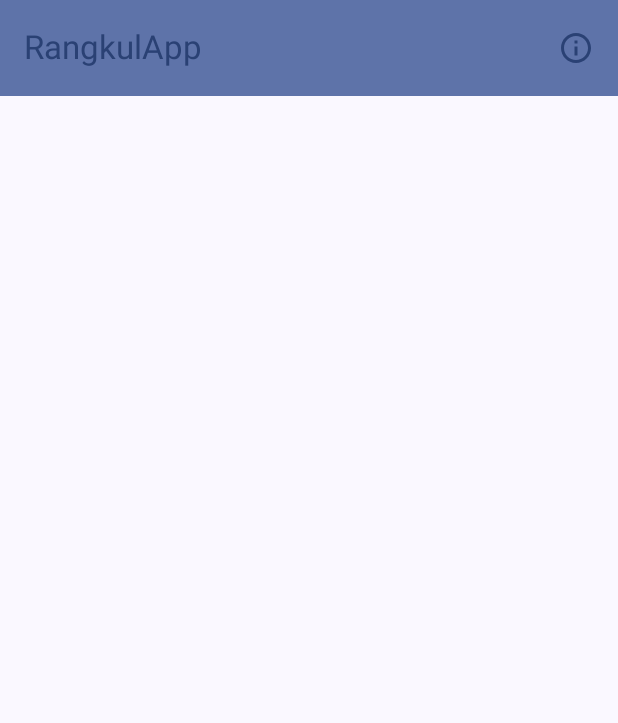
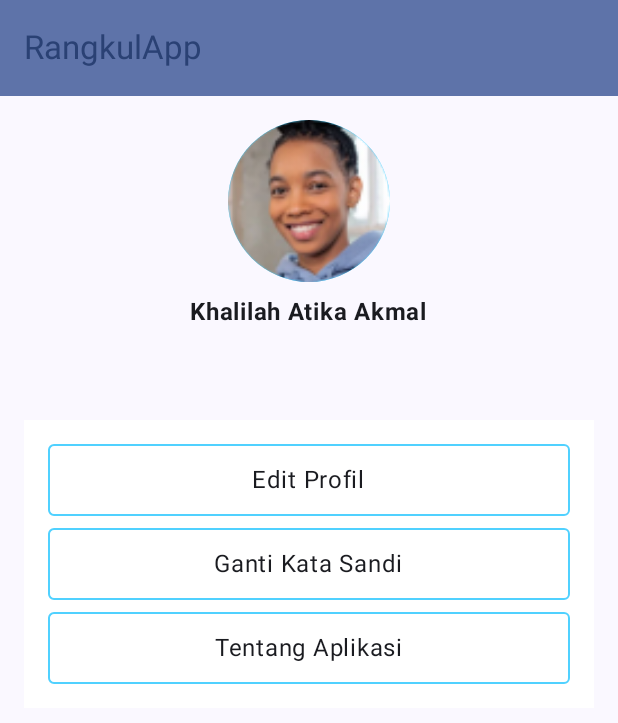
Before and after one commit to Debbylelycaa/Rangkul-app, an Android app built with Jetpack Compose: the screen it shows after launch (MainActivity), on a phone screen of 412 x 824 dp. Shown: the top 723 px of the screen. Run offline under Robolectric (Android 15) with nearby library versions, the phone set to English and light mode, and no system bars.

Commit message:
main screen

```diff
--- a/app/src/main/java/org/starlee/rangkulapp/navigation/NavGraph.kt
+++ b/app/src/main/java/org/starlee/rangkulapp/navigation/NavGraph.kt
@@ -6,7 +6,9 @@ import androidx.navigation.compose.NavHost
 import androidx.navigation.compose.composable
 import androidx.navigation.compose.rememberNavController
 import org.starlee.rangkulapp.ui.screen.AboutScreen
+import org.starlee.rangkulapp.ui.screen.EditProfilScreen
 import org.starlee.rangkulapp.ui.screen.EmailScreen
+import org.starlee.rangkulapp.ui.screen.GantiKataSandiScreen
 import org.starlee.rangkulapp.ui.screen.ProfilScreen
 
 @Composable
@@ -24,5 +26,11 @@ fun SetupNavGraph(navController: NavHostController = rememberNavController()) {
         composable(route = Screen.Email.route) {
             EmailScreen(navController)
         }
+        composable(route = Screen.EditProfil.route) {
+            EditProfilScreen(navController)
+        }
+        composable(route = Screen.GantiKataSandi.route) {
+            GantiKataSandiScreen(navController)
+        }
     }
 }
--- a/app/src/main/java/org/starlee/rangkulapp/navigation/Screen.kt
+++ b/app/src/main/java/org/starlee/rangkulapp/navigation/Screen.kt
@@ -4,4 +4,6 @@ sealed class Screen(val route: String) {
     data object Home: Screen("mainScreen")
     data object About: Screen("aboutScreen")
     data object Email: Screen("emailScreen")
+    data object EditProfil: Screen("editProfilScreen")
+    data object GantiKataSandi: Screen("gantiKataSandiScreen")
 }
--- a/app/src/main/java/org/starlee/rangkulapp/ui/screen/ProfilScreen.kt
+++ b/app/src/main/java/org/starlee/rangkulapp/ui/screen/ProfilScreen.kt
@@ -1,6 +1,24 @@
 package org.starlee.rangkulapp.ui.screen
 
+import android.content.res.Configuration
+import androidx.compose.animation.animateColorAsState
+import androidx.compose.foundation.BorderStroke
+import androidx.compose.foundation.Image
+import androidx.compose.foundation.background
+import androidx.compose.foundation.border
+import androidx.compose.foundation.clickable
+import androidx.compose.foundation.interaction.MutableInteractionSource
+import androidx.compose.foundation.layout.Arrangement
+import androidx.compose.foundation.layout.Box
+import androidx.compose.foundation.layout.Column
+import androidx.compose.foundation.layout.Spacer
+import androidx.compose.foundation.layout.fillMaxSize
+import androidx.compose.foundation.layout.fillMaxWidth
+import androidx.compose.foundation.layout.height
 import androidx.compose.foundation.layout.padding
+import androidx.compose.foundation.layout.size
+import androidx.compose.foundation.shape.CircleShape
+import androidx.compose.foundation.shape.RoundedCornerShape
 import androidx.compose.material.icons.Icons
 import androidx.compose.material.icons.outlined.Info
 import androidx.compose.material3.ExperimentalMaterial3Api
@@ -12,11 +30,26 @@ import androidx.compose.material3.Text
 import androidx.compose.material3.TopAppBar
 import androidx.compose.material3.TopAppBarDefaults
 import androidx.compose.runtime.Composable
+import androidx.compose.runtime.getValue
+import androidx.compose.runtime.mutableStateOf
+import androidx.compose.runtime.remember
+import androidx.compose.runtime.setValue
+import androidx.compose.ui.Alignment
 import androidx.compose.ui.Modifier
+import androidx.compose.ui.draw.clip
+import androidx.compose.ui.graphics.Color
+import androidx.compose.ui.res.colorResource
+import androidx.compose.ui.res.painterResource
 import androidx.compose.ui.res.stringResource
+import androidx.compose.ui.text.font.FontWeight
+import androidx.compose.ui.tooling.preview.Preview
+import androidx.compose.ui.unit.dp
+import androidx.compose.ui.unit.sp
 import androidx.navigation.NavHostController
+import androidx.navigation.compose.rememberNavController
 import org.starlee.rangkulapp.R
 import org.starlee.rangkulapp.navigation.Screen
+import org.starlee.rangkulapp.ui.theme.RangkulAppTheme
 
 @OptIn(ExperimentalMaterial3Api::class)
 @Composable
@@ -37,73 +70,117 @@ fun ProfilScreen(navController: NavHostController) {
                             navController.navigate(Screen.About.route)
                         }
                     ) {
-                        Icon(
-                            imageVector = Icons.Outlined.Info,
-                            contentDescription = stringResource(R.string.tentang_aplikasi),
-                            tint = MaterialTheme.colorScheme.primary
-                        )
+//                        Icon(
+//                            imageVector = Icons.Outlined.Info,
+//                            contentDescription = stringResource(R.string.tentang_aplikasi),
+//                            tint = MaterialTheme.colorScheme.primary
+//                        )
                     }
                 }
             )
         }
     ) {padding ->
-        ScreenContent(Modifier.padding(padding))
+        ScreenContent(Modifier.padding(padding), navController)
     }
 }
 
 @Composable
-fun ScreenContent(modifier: Modifier) {
+fun ScreenContent(modifier: Modifier = Modifier, navController: NavHostController) {
+    val customColor = colorResource(id = R.color.custom_blue)
 
+    Column(
+        modifier = modifier
+            .fillMaxSize()
+            .padding(16.dp),
+        horizontalAlignment = Alignment.CenterHorizontally,
+        verticalArrangement = Arrangement.Top
+    ) {
+        // Container informasi pengguna
+        Image(
+            painter = painterResource(id = R.drawable.profilpic), // Ganti dengan resource gambar Anda
+            contentDescription = "Profile Picture",
+            modifier = Modifier
+                .size(108.dp)
+                .clip(CircleShape)
+                .background(customColor)
+        )
+        Spacer(modifier = Modifier.height(8.dp))
+        Text(
+            text = "Khalilah Atika Akmal",
+            fontSize = 16.sp,
+            fontWeight = FontWeight.Bold
+        )
+        Spacer(modifier = Modifier.height(60.dp))
+
+        // Container untuk tombol-tombol
+        Box(
+            modifier = Modifier
+                .background(Color.White)
+                .padding(16.dp)
+                .fillMaxWidth()
+        ) {
+            Column(
+                horizontalAlignment = Alignment.CenterHorizontally
+            ) {
+                // Tombol edit profil
+                HoverButton(onClick = { navController.navigate(Screen.EditProfil.route) },
+                    modifier = Modifier.fillMaxWidth()) {
+                    Text(text = "Edit Profil")
+                }
+                Spacer(modifier = Modifier.height(8.dp))
+                // Tombol ubah kata sandi
+                HoverButton(
+                    onClick = { navController.navigate(Screen.GantiKataSandi.route) },
+                    modifier = Modifier.fillMaxWidth()
+                ) {
+                    Text(text = "Ganti Kata Sandi")
+                }
+                Spacer(modifier = Modifier.height(8.dp))
+                // Tombol tentang aplikasi
+                HoverButton(
+                    onClick = { navController.navigate(Screen.About.route) },
+                    modifier = Modifier.fillMaxWidth()
+                ) {
+                    Text(text = "Tentang Aplikasi")
+                }
+            }
+        }
+    }
 }
-//    Scaffold { padding ->
-//        Box(modifier = Modifier.fillMaxSize()) {
-//            Surface(
-//                modifier = Modifier
-//                    .fillMaxWidth() // Fill the width of the screen
-//                    .height(100.dp) // Set the height of the blue background
-//                    .padding(padding), // Apply padding from the Scaffold
-//                color = Color(0xFFADD8E6) // Set the background color to blue
-//            ) {
-//
-//            }
-//
-//            Surface(
-//                modifier = Modifier
-//                    .height(300.dp)
-//                    .fillMaxWidth() // Mengisi lebar dan tinggi layar
-//                    .padding(padding), // Terapkan padding dari Scaffold
-//                color = Color(0xFFD4EBF9) // Ganti dengan warna latar belakang yang Anda inginkan
-//            ) {
-//
-//            }
-//            ScreenContent(Modifier.padding(padding))
-//        }
-//    }
-//}
 
-//@Composable
-//fun ScreenContent(modifier: Modifier) {
-//    Box(
-//        modifier = modifier
-//            .offset(y = 250.dp) // Mengatur offset vertikal agar ScreenContent berada di bawah MainScreen
-//    ) {
-//        Box(
-//            modifier = Modifier
-//                .align(Alignment.CenterStart)
-//                .width(325.dp) // Mengatur lebar menjadi 50 DP
-//                .height(200.dp) // Mengatur tinggi menjadi 50 DP
-//                .background(Color.White, shape = RoundedCornerShape(16.dp)) // Mengatur latar belakang menjadi putih
-//        ) {
-//            // Isi konten ScreenContent di sini jika diperlukan
-//        }
-//    }
-//}
-//
-//
-//@Preview(showBackground = true)
-//@Composable
-//fun ScreenPreview() {
-//    RangkulAppTheme {
-//        ProfilScreen()
-//    }
-//}
+@Composable
+fun HoverButton(
+    onClick: () -> Unit,
+    modifier: Modifier = Modifier,
+    content: @Composable () -> Unit
+) {
+    var isPressed by remember { mutableStateOf(false) }
+    val customColor = colorResource(id = R.color.custom_blue)
+    val backgroundColor by animateColorAsState(if (isPressed) customColor else Color.Transparent)
+
+    Box(
+        modifier = modifier
+            .background(backgroundColor, shape = RoundedCornerShape(4.dp))
+            .border(BorderStroke(1.dp, customColor), shape = RoundedCornerShape(4.dp))
+            .clip(RoundedCornerShape(4.dp))
+            .clickable(
+                onClick = onClick,
+                indication = null,
+                interactionSource = remember { MutableInteractionSource() }
+            )
+            .padding(12.dp),
+        contentAlignment = Alignment.Center
+    ) {
+        content()
+    }
+}
+
+
+@Preview(showBackground = true)
+@Preview(uiMode = Configuration.UI_MODE_NIGHT_YES, showBackground = true)
+@Composable
+fun ProfilScreenPreview() {
+    RangkulAppTheme {
+        ProfilScreen(rememberNavController())
+    }
+}
```
Also changed, not shown: app/src/main/res/drawable-hdpi/profilpic.png (added), app/src/main/res/drawable-mdpi/profilpic.png (added), app/src/main/res/drawable-xhdpi/profilpic.png (added), app/src/main/res/drawable-xxhdpi/profilpic.png (added), app/src/main/res/drawable-xxxhdpi/profilpic.png (added).
